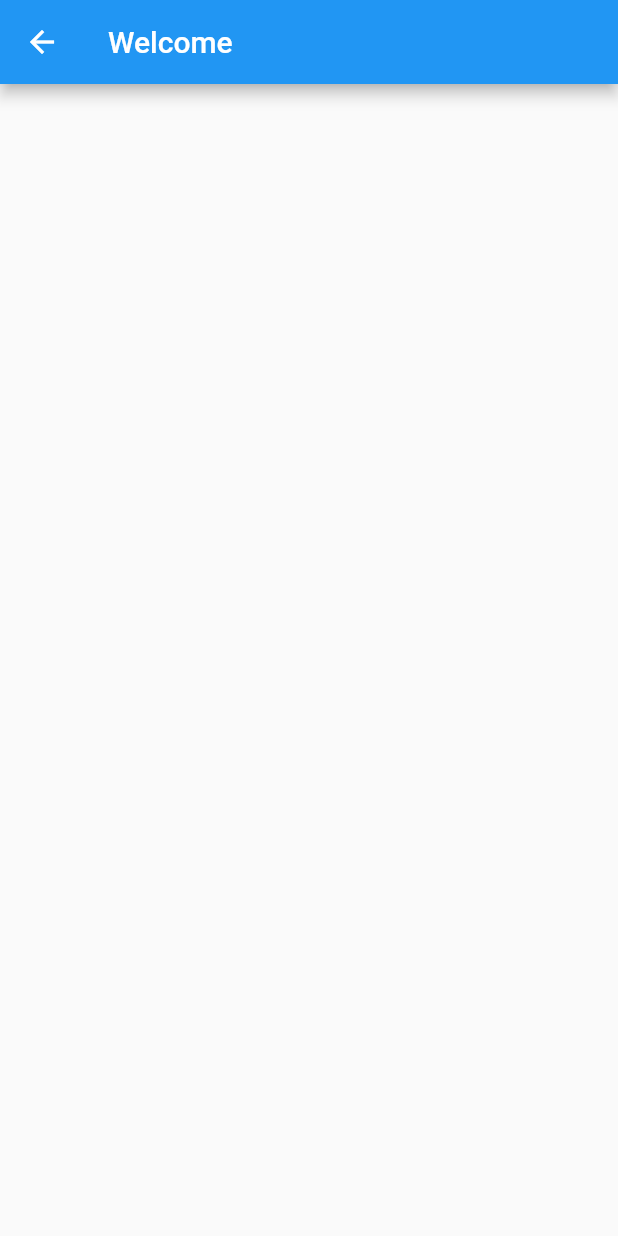
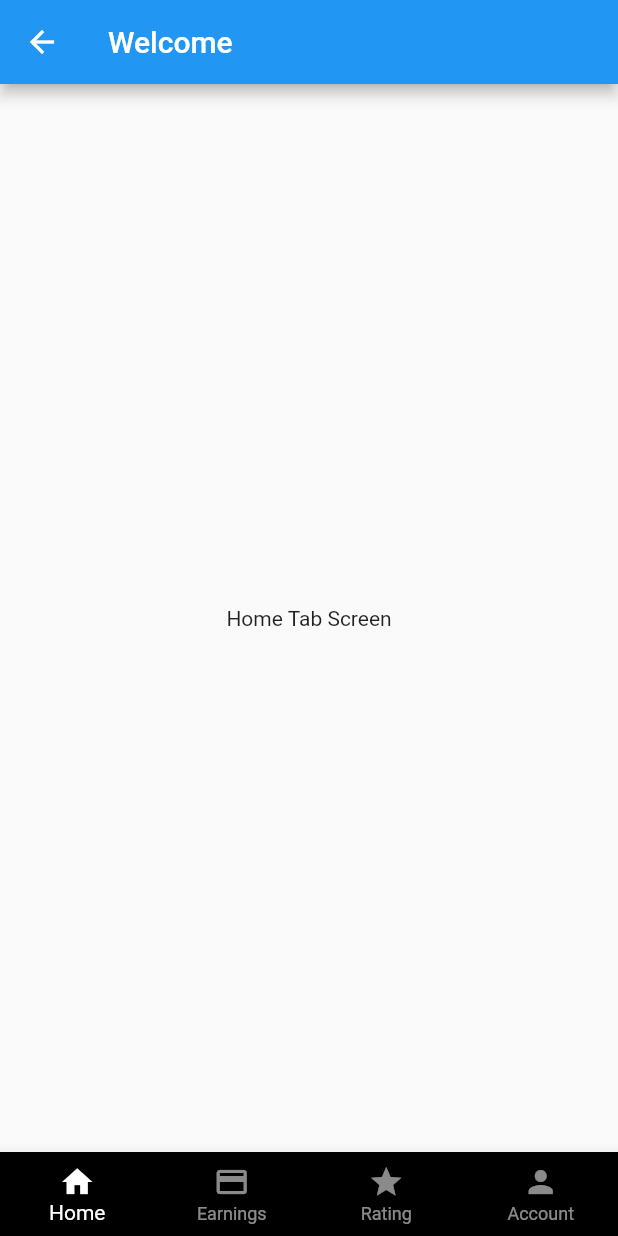
Before and after one commit to rohitarora15820/cabDriverApp, a Flutter app: the screen it shows after launch, on a phone screen of 412 x 824 dp. Run offline on Flutter 3.47's test engine with Material 2 defaults, Android fonts, the light colour scheme and no system bars.

Commit message:
Add Tab Bar

```diff
--- a/lib/mainScreens/main_screen.dart
+++ b/lib/mainScreens/main_screen.dart
@@ -1,3 +1,7 @@
+import 'package:cabapp/tabPages/earning_tab.dart';
+import 'package:cabapp/tabPages/home_tab.dart';
+import 'package:cabapp/tabPages/profile_tab.dart';
+import 'package:cabapp/tabPages/ratings_tab.dart';
 import 'package:flutter/material.dart';
 
 class MainScreen extends StatefulWidget {
@@ -7,11 +11,55 @@ class MainScreen extends StatefulWidget {
   State<MainScreen> createState() => _MainScreenState();
 }
 
-class _MainScreenState extends State<MainScreen> {
+class _MainScreenState extends State<MainScreen>
+    with SingleTickerProviderStateMixin {
+  TabController? _tabController;
+  int selectedTab = 0;
+  onItemClicked(int index) {
+    setState(() {
+      selectedTab = index;
+      _tabController!.index = selectedTab;
+    });
+  }
+
+  @override
+  void initState() {
+    // TODO: implement initState
+    super.initState();
+
+    _tabController = TabController(length: 4, vsync: this);
+  }
+
   @override
   Widget build(BuildContext context) {
     return Scaffold(
       appBar: AppBar(title: Text('Welcome')),
+      body: TabBarView(
+        physics: NeverScrollableScrollPhysics(),
+        controller: _tabController,
+        children: [
+          HomeTabScreen(),
+          EarningTabScreen(),
+          RatingTabScreen(),
+          ProfileTabScreen(),
+        ],
+      ),
+      bottomNavigationBar: BottomNavigationBar(
+          items: const [
+            BottomNavigationBarItem(icon: Icon(Icons.home), label: 'Home'),
+            BottomNavigationBarItem(
+                icon: Icon(Icons.credit_card), label: 'Earnings'),
+            BottomNavigationBarItem(icon: Icon(Icons.star), label: 'Rating'),
+            BottomNavigationBarItem(icon: Icon(Icons.person), label: 'Account'),
+          ],
+          unselectedItemColor: Colors.white54,
+          selectedItemColor: Colors.white,
+          backgroundColor: Colors.black,
+          type: BottomNavigationBarType.fixed,
+          currentIndex: selectedTab,
+          selectedLabelStyle: TextStyle(fontSize: 14),
+          showUnselectedLabels: true,
+          onTap: onItemClicked),
     );
   }
 }
--- /dev/null
+++ b/lib/tabPages/home_tab.dart
@@ -0,0 +1,12 @@
+import 'package:flutter/material.dart';
+
+class HomeTabScreen extends StatelessWidget {
+  const HomeTabScreen({super.key});
+
+  @override
+  Widget build(BuildContext context) {
+    return Container(
+      child: Center(child: Text('Home Tab Screen')),
+    );
+  }
+}
```
Also changed, not shown: lib/tabPages/earning_tab.dart (added, +12 -0 lines), lib/tabPages/profile_tab.dart (added, +12 -0 lines), lib/tabPages/ratings_tab.dart (added, +12 -0 lines), 2 other files.
